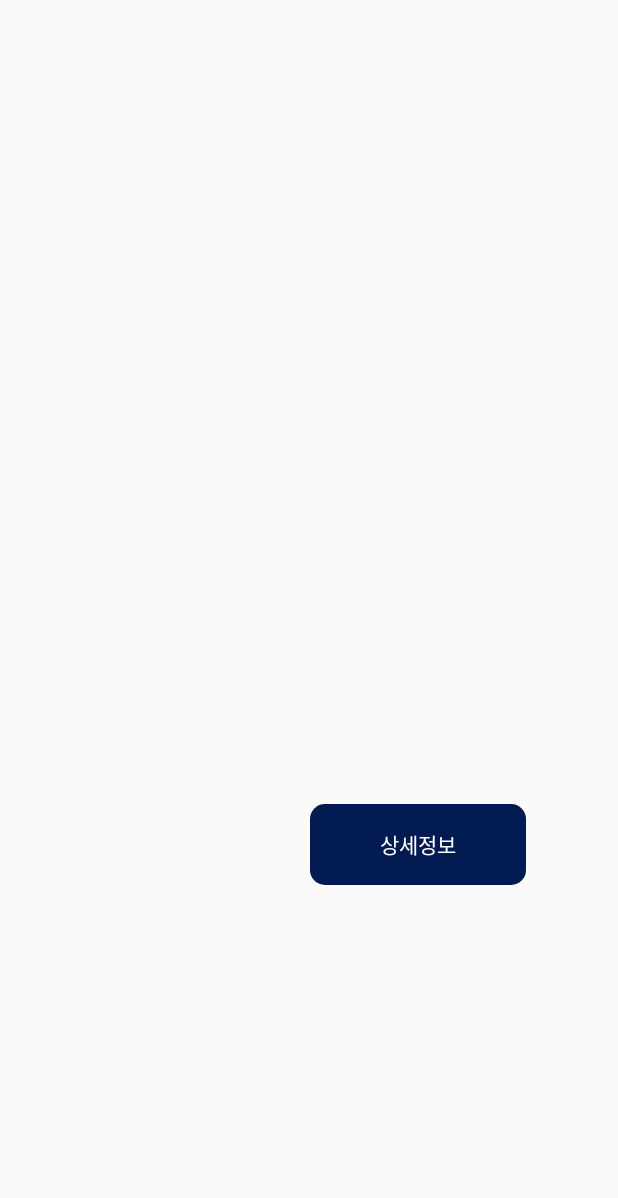
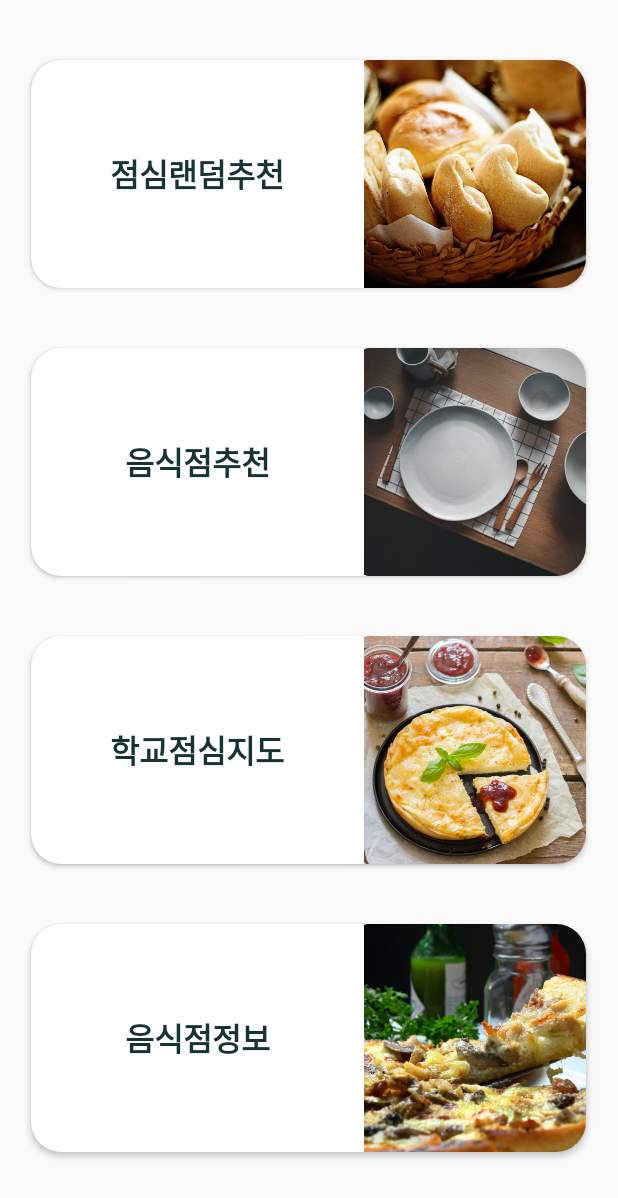
Before and after one commit to hansolj991/Monthly_Coding_DMC, an Android app: the screen it shows after launch (MainActivity), on a phone screen of 412 x 824 dp. Shown: the top 1198 px of the screen. Run offline under Robolectric (Android 15) with nearby library versions, the phone set to English and light mode, and no system bars.

Commit message:
[refactor] main.xml / delete landom.xml

```diff
--- a/app/build.gradle
+++ b/app/build.gradle
@@ -13,6 +13,7 @@ android {
         targetSdk 32
         versionCode 1
         versionName "1.0"
+        vectorDrawables.useSupportLibrary = true
 
         testInstrumentationRunner "androidx.test.runner.AndroidJUnitRunner"
     }
--- a/app/src/main/AndroidManifest.xml
+++ b/app/src/main/AndroidManifest.xml
@@ -23,7 +23,9 @@
         </activity>
         <activity
             android:name=".MainActivity"
-            android:exported="true"></activity>
+            android:exported="true">
+
+        </activity>
     </application>
 
 </manifest>
--- a/app/src/main/java/com/example/monthly_coding_dmc/LandingActivity.kt
+++ b/app/src/main/java/com/example/monthly_coding_dmc/LandingActivity.kt
@@ -13,8 +13,7 @@ class LandingActivity : AppCompatActivity() {
         Handler().postDelayed({
             val intent = Intent(this@LandingActivity, MainActivity::class.java)
             startActivity(intent)
-        }, 2000)
-        // 2초동안 activity_landing 화면을 띄우고 메인페이지로 넘어가는 함수
-
+            finish()
+        }, 3000)
     }
 }
--- a/app/src/main/res/layout/activity_main.xml
+++ b/app/src/main/res/layout/activity_main.xml
@@ -1,42 +1,158 @@
 <?xml version="1.0" encoding="utf-8"?>
-<androidx.constraintlayout.widget.ConstraintLayout xmlns:android="http://schemas.android.com/apk/res/android"
+<androidx.appcompat.widget.LinearLayoutCompat xmlns:android="http://schemas.android.com/apk/res/android"
     xmlns:app="http://schemas.android.com/apk/res-auto"
     xmlns:tools="http://schemas.android.com/tools"
     android:layout_width="match_parent"
     android:layout_height="match_parent"
-    tools:context=".MainActivity">
+    tools:context=".LandomActivity">
 
-    <Button
-        android:id="@+id/activity_main_button_select"
-        style="@style/Widget.AppCompat.Button.Colored"
-        android:layout_width="144dp"
-        android:layout_height="54dp"
-        android:layout_marginStart="107dp"
-        android:layout_marginTop="475dp"
-        android:layout_marginEnd="100dp"
-        android:layout_marginBottom="200dp"
-        android:background="@drawable/all_button_radius_10dp"
-        android:backgroundTint="@color/pink_select_button"
-        android:text="다시뽑기"
-        app:layout_constraintBottom_toBottomOf="parent"
-        app:layout_constraintCircleRadius="10dp"
-        app:layout_constraintEnd_toStartOf="@+id/activity_main_button_info"
-        app:layout_constraintHorizontal_bias="0.41"
-        app:layout_constraintStart_toStartOf="parent"
-        app:layout_constraintTop_toTopOf="parent"
-        app:layout_constraintVertical_bias="0.644" />
 
-    <Button
-        android:id="@+id/activity_main_button_info"
-        android:layout_width="144dp"
-        android:layout_height="54dp"
-        android:background="@drawable/all_button_radius_10dp"
-        android:backgroundTint="@color/navy_select_button"
-        android:text="상세정보"
-        android:textColor="@color/white"
-        app:layout_constraintBaseline_toBaselineOf="@+id/activity_main_button_select"
-        app:layout_constraintEnd_toEndOf="parent"
-        app:layout_constraintHorizontal_bias="0.77"
-        app:layout_constraintStart_toStartOf="parent" />
+    <LinearLayout
+        android:layout_width="match_parent"
+        android:layout_height="match_parent"
+        android:orientation="vertical">
 
-</androidx.constraintlayout.widget.ConstraintLayout>
+        <androidx.cardview.widget.CardView
+            android:layout_marginTop="40dp"
+            android:layout_marginBottom="20dp"
+            android:layout_width="370dp"
+            android:layout_height="152dp"
+            android:layout_gravity="center"
+            app:cardCornerRadius="20dp">
+
+            <LinearLayout
+                android:layout_width="match_parent"
+                android:layout_height="match_parent"
+                android:orientation="horizontal">
+
+                <TextView
+                    android:layout_width="match_parent"
+                    android:layout_height="match_parent"
+                    android:layout_weight="2"
+                    android:gravity="center"
+                    android:text="점심랜덤추천"
+                    android:textAlignment="center"
+                    android:textColor="#173430"
+                    android:textSize="21sp"
+                    android:textStyle="bold" />
+
+                <ImageView
+                    android:layout_width="match_parent"
+                    android:layout_height="match_parent"
+                    android:layout_weight="3"
+                    android:scaleType="centerCrop"
+                    app:srcCompat="@drawable/activity_main_landom_img" />
+
+            </LinearLayout>
+
+        </androidx.cardview.widget.CardView>
+
+        <androidx.cardview.widget.CardView
+            android:layout_margin="19.9dp"
+            android:layout_width="370dp"
+            android:layout_height="152dp"
+            android:layout_gravity="center"
+            app:cardCornerRadius="20dp">
+
+            <LinearLayout
+
+                android:layout_width="match_parent"
+                android:layout_height="match_parent"
+                android:orientation="horizontal">
+
+                <TextView
+                    android:layout_width="match_parent"
+                    android:layout_height="match_parent"
+                    android:layout_weight="2"
+                    android:gravity="center"
+                    android:text="음식점추천"
+                    android:textAlignment="center"
+                    android:textColor="#173430"
+                    android:textSize="21sp"
+                    android:textStyle="bold" />
+
+                <ImageView
+                    android:layout_width="match_parent"
+                    android:layout_height="match_parent"
+                    android:layout_weight="3"
+                    android:scaleType="centerCrop"
+                    app:srcCompat="@drawable/activity_main_food_img" />
+
+            </LinearLayout>
+
+        </androidx.cardview.widget.CardView>
+
+        <androidx.cardview.widget.CardView
+            android:layout_margin="19.9dp"
+            android:layout_width="370dp"
+            android:layout_height="152dp"
+            android:layout_gravity="center"
+            app:cardCornerRadius="20dp">
+
+            <LinearLayout
+                android:layout_width="match_parent"
+                android:layout_height="match_parent"
+                android:orientation="horizontal">
+
+                <TextView
+                    android:layout_width="match_parent"
+                    android:layout_height="match_parent"
+                    android:layout_weight="2"
+                    android:gravity="center"
+                    android:text="학교점심지도"
+                    android:textAlignment="center"
+                    android:textColor="#173430"
+                    android:textSize="21sp"
+                    android:textStyle="bold" />
+
+                <ImageView
+                    android:layout_width="match_parent"
+                    android:layout_height="match_parent"
+                    android:layout_weight="3"
+                    android:scaleType="centerCrop"
+                    app:srcCompat="@drawable/activity_main_map_img" />
+
+            </LinearLayout>
+
+        </androidx.cardview.widget.CardView>
+
+        <androidx.cardview.widget.CardView
+            android:layout_margin="19.9dp"
+            android:layout_width="370dp"
+            android:layout_height="152dp"
+            android:layout_gravity="center"
+            app:cardCornerRadius="20dp">
+
+            <LinearLayout
+
+                android:layout_width="match_parent"
+                android:layout_height="match_parent"
+                android:orientation="horizontal">
+
+                <TextView
+                    android:layout_width="match_parent"
+                    android:layout_height="match_parent"
+                    android:layout_weight="2"
+                    android:gravity="center"
+                    android:text="음식점정보"
+                    android:textAlignment="center"
+                    android:textColor="#173430"
+                    android:textSize="21sp"
+                    android:textStyle="bold" />
+
+                <ImageView
+                    android:layout_width="match_parent"
+                    android:layout_height="match_parent"
+                    android:layout_weight="3"
+                    android:scaleType="centerCrop"
+                    app:srcCompat="@drawable/activity_main_info_img" />
+
+            </LinearLayout>
+
+        </androidx.cardview.widget.CardView>
+
+
+
+    </LinearLayout>
+
+</androidx.appcompat.widget.LinearLayoutCompat>
```
Also changed, not shown: app/src/main/java/com/example/monthly_coding_dmc/LandomActivity.kt (deleted, +0 -11 lines), app/src/main/res/layout/activity_landom.xml (deleted, +0 -188 lines), app/src/main/res/drawable/activity_main_food_img.png (added), app/src/main/res/drawable/activity_main_info_img.png (added), app/src/main/res/drawable/activity_main_landom_img.png (added), app/src/main/res/drawable/activity_main_map_img.png (added).
